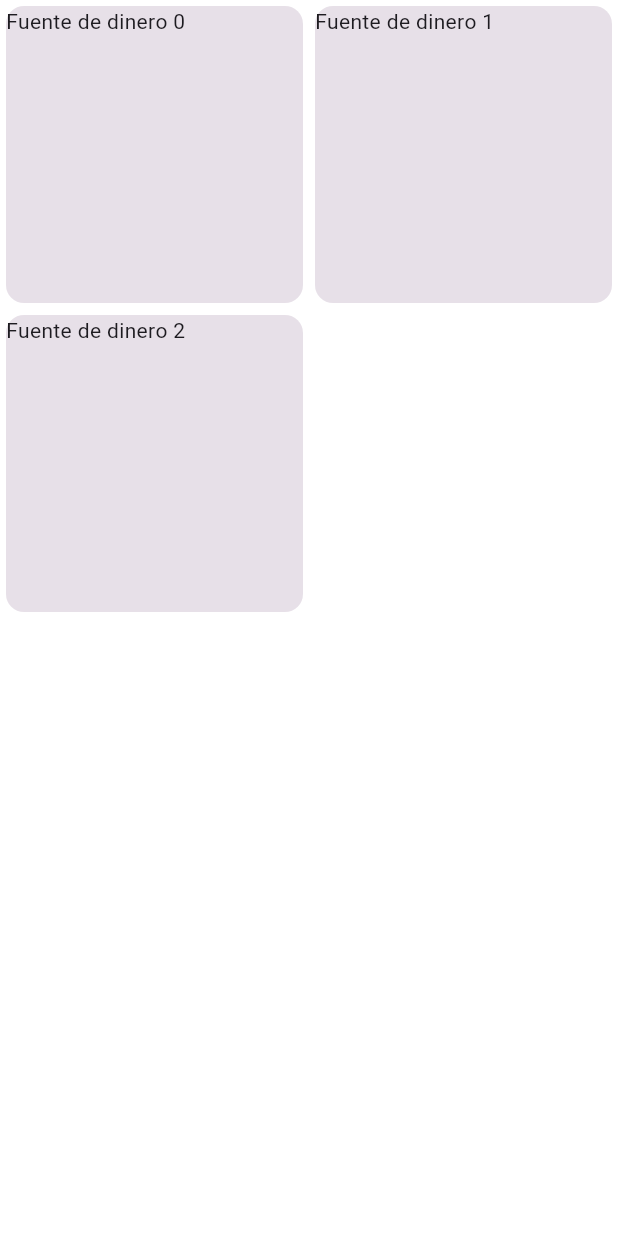
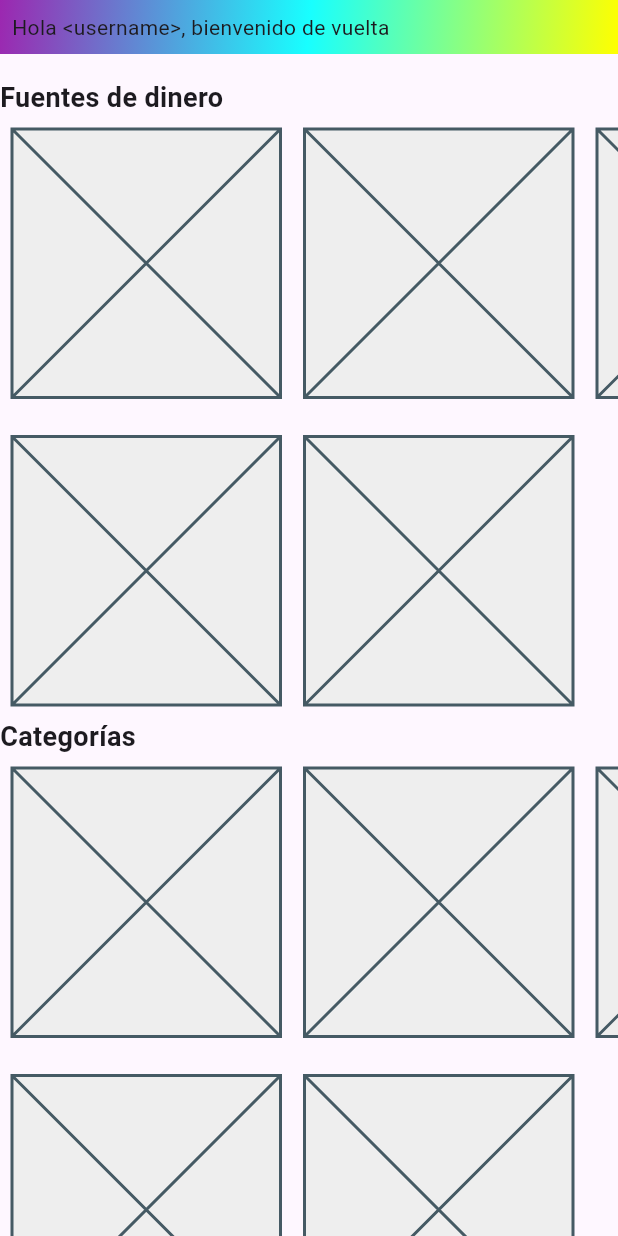
Before and after one commit to edgar-ta/my-finances, a Flutter app: the screen it shows after launch, on a phone screen of 412 x 824 dp. Run offline on Flutter 3.47's test engine with Material 3 defaults, Android fonts, the phone set to English and light mode, and no system bars.

Commit message:
Creé una interfaz súper mínima de la aplicación

```diff
--- a/lib/main_app.dart
+++ b/lib/main_app.dart
@@ -10,11 +10,90 @@ class MainApp extends StatelessWidget {
       theme: ThemeData(
         colorScheme: ColorScheme.fromSeed(seedColor: Colors.deepPurple),
       ),
-      home: GridView.count(
-        crossAxisCount: 2,
-        children: List.generate(
-          3,
-          (index) => Card.filled(child: Text("Fuente de dinero $index")),
+      home: Scaffold(
+        body: SingleChildScrollView(
+          child: Column(
+            crossAxisAlignment: CrossAxisAlignment.stretch,
+            children: [
+              Container(
+                decoration: BoxDecoration(
+                  gradient: LinearGradient(
+                    begin: Alignment.topLeft,
+                    end: Alignment.bottomRight,
+                    colors: [
+                      Colors.purple,
+                      Colors.cyanAccent,
+                      Colors.yellowAccent,
+                    ],
+                  ),
+                ),
+                padding: const EdgeInsets.all(8),
+                child: const Text("Hola <username>, bienvenido de vuelta"),
+              ),
+              const SizedBox(height: 16),
+              const Text(
+                "Fuentes de dinero",
+                style: TextStyle(fontSize: 18, fontWeight: FontWeight.bold),
+              ),
+              SizedBox(
+                height: 400,
+                child: GridView.count(
+                  scrollDirection: Axis.horizontal,
+                  crossAxisSpacing: 10,
+                  shrinkWrap: true,
+                  crossAxisCount: 2,
+                  children: List.generate(
+                    5,
+                    (index) => Container(
+                      width: 500,
+                      margin: const EdgeInsets.all(8),
+                      color: Colors.grey[200],
+                      child: const Placeholder(),
+                    ),
+                  ),
+                ),
+              ),
+              const Text(
+                "Categorías",
+                style: TextStyle(fontSize: 18, fontWeight: FontWeight.bold),
+              ),
+              SizedBox(
+                height: 400,
+                child: GridView.count(
+                  scrollDirection: Axis.horizontal,
+                  crossAxisSpacing: 10,
+                  shrinkWrap: true,
+                  crossAxisCount: 2,
+                  children: List.generate(
+                    5,
+                    (index) => Container(
+                      width: 500,
+                      margin: const EdgeInsets.all(8),
+                      color: Colors.grey[200],
+                      child: const Placeholder(),
+                    ),
+                  ),
+                ),
+              ),
+              const Text(
+                "Pagos",
+                style: TextStyle(fontSize: 18, fontWeight: FontWeight.bold),
+              ),
+              SizedBox(
+                height: 400,
+                child: ListView(
+                  children: List.generate(
+                    3,
+                    (_) => Container(
+                      height: 100,
+                      color: Colors.grey[200],
+                      child: Placeholder(),
+                    ),
+                  ),
+                ),
+              ),
+            ],
+          ),
         ),
       ),
     );
```
